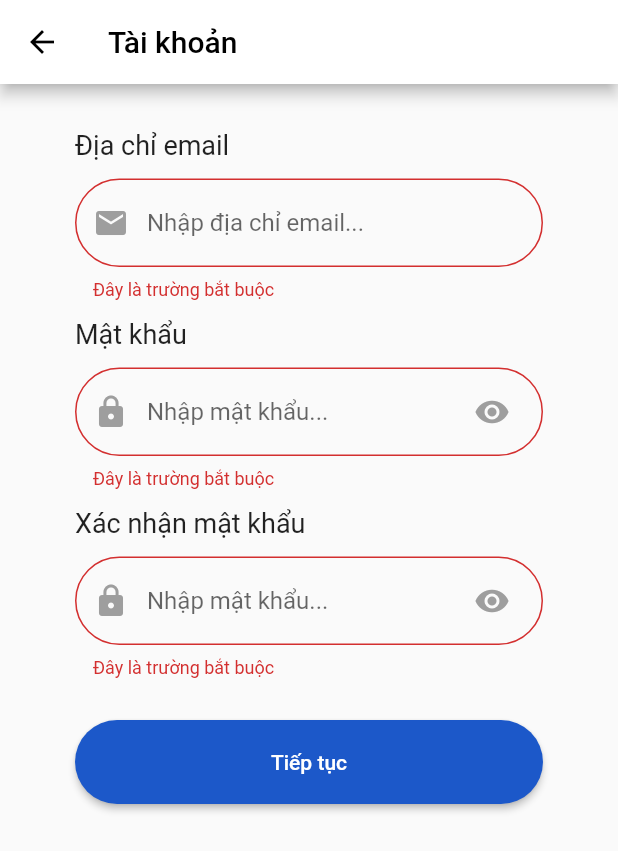
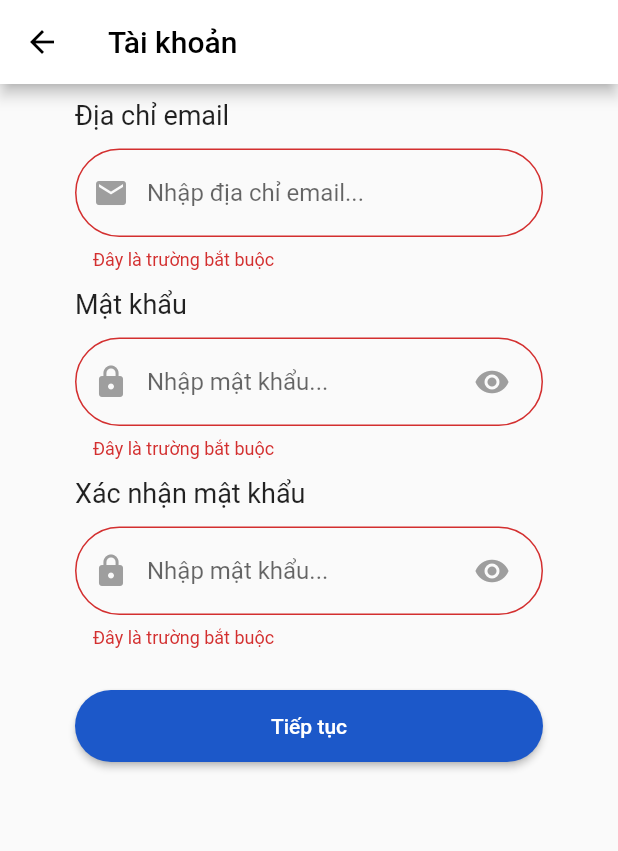
Before and after one commit to henrynguyen13/it4788, a Flutter app: the screen it shows after launch, after a tap on "Tiếp tục", on a phone screen of 412 x 824 dp. Shown: the top 851 px of the screen. Run offline on Flutter 3.47's test engine with Material 2 defaults, Android fonts, the phone set to English and light mode, and no system bars; our stand-ins replace email_validator.

```diff
--- a/lib/sign_up/account.dart
+++ b/lib/sign_up/account.dart
@@ -54,7 +54,7 @@ class MyCustomFormState extends State<MyCustomForm> {
     return Form(
       key: _formKey,
       child: Container(
-        margin: const EdgeInsets.symmetric(vertical: 30.0, horizontal: 50.0),
+        margin: const EdgeInsets.only(left: 50, right: 50, top: 10),
         child: Column(
           crossAxisAlignment: CrossAxisAlignment.start,
           children: [
@@ -64,10 +64,12 @@ class MyCustomFormState extends State<MyCustomForm> {
             ),
             Container(
               margin: const EdgeInsets.symmetric(
-                vertical: 12.0,
+                vertical: 12,
               ),
+              child: SizedBox(
                 child: TextFormField(
                   decoration: InputDecoration(
+                    // contentPadding: EdgeInsets.zero,
                     border: OutlineInputBorder(
                       borderRadius: BorderRadius.circular(30.0),
                     ),
@@ -101,6 +103,7 @@ class MyCustomFormState extends State<MyCustomForm> {
                   },
                 ),
               ),
+            ),
             const Text(
               'Mật khẩu',
               style: TextStyle(fontSize: 18),
@@ -109,9 +112,11 @@ class MyCustomFormState extends State<MyCustomForm> {
               margin: const EdgeInsets.symmetric(
                 vertical: 12.0,
               ),
+              child: SizedBox(
                 child: TextFormField(
                   obscureText: !_passwordVisible,
                   decoration: InputDecoration(
+                    // contentPadding: EdgeInsets.zero,
                     border: OutlineInputBorder(
                       borderRadius: BorderRadius.circular(30.0),
                     ),
@@ -156,8 +161,12 @@ class MyCustomFormState extends State<MyCustomForm> {
                     if (value == null || value.isEmpty) {
                       return 'Đây là trường bắt buộc';
                     }
+                    if (value.length < 6) {
+                      return 'Mật khẩu phải có ít nhất 6 kí tự';
+                    }
                     return null;
                   },
+                ),
               ),
             ),
             const Text(
@@ -168,9 +177,11 @@ class MyCustomFormState extends State<MyCustomForm> {
               margin: const EdgeInsets.symmetric(
                 vertical: 12,
               ),
+              child: SizedBox(
                 child: TextFormField(
                   obscureText: !_confirmPasswordVisible,
                   decoration: InputDecoration(
+                    // contentPadding: EdgeInsets.zero,
                     border: OutlineInputBorder(
                         borderRadius: BorderRadius.circular(30.0)),
                     focusedBorder: OutlineInputBorder(
@@ -215,8 +226,12 @@ class MyCustomFormState extends State<MyCustomForm> {
                       return 'Đây là trường bắt buộc';
                     }
                     if (value != _pass.text) return 'Mật khẩu không khớp';
+                    if (value.length < 6) {
+                      return 'Mật khẩu phải có ít nhất 6 kí tự';
+                    }
                     return null;
                   },
+                ),
               ),
             ),
             Padding(
@@ -233,7 +248,7 @@ class MyCustomFormState extends State<MyCustomForm> {
                   },
                   style: ElevatedButton.styleFrom(
                     backgroundColor: const Color(0xFF1C58C9),
-                    padding: const EdgeInsets.symmetric(vertical: 20),
+                    padding: const EdgeInsets.symmetric(vertical: 16),
                     shape: RoundedRectangleBorder(
                       borderRadius: BorderRadius.circular(30.0),
                     ),
```
Lines whose indentation alone changed are shown as unchanged.
